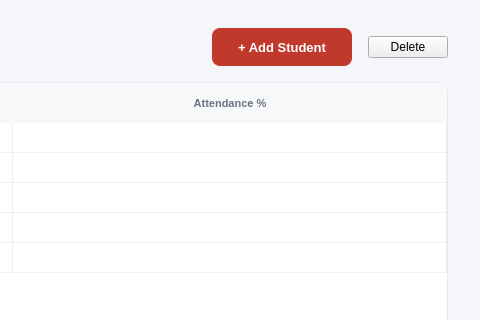
LeluchVIBritannia/RFID-based-student-attendence-system-, file ui/StudentsPage.ui: the form before one commit; both pictures show x 420 to 900 and y 0 to 320 of the 900 by 700 pixel window.
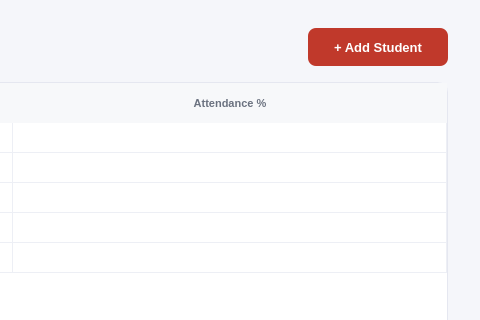
The form after the commit.

Commit message: Student page delete button fixed

The edit to the form file:
```diff
--- a/ui/StudentsPage.ui
+++ b/ui/StudentsPage.ui
@@ -83,13 +83,6 @@
        </property>
       </widget>
      </item>
-     <item>
-      <widget class="QPushButton" name="pushButtonDeleteStudent">
-       <property name="text">
-        <string>Delete</string>
-       </property>
-      </widget>
-     </item>
     </layout>
    </item>
    <item>
```
